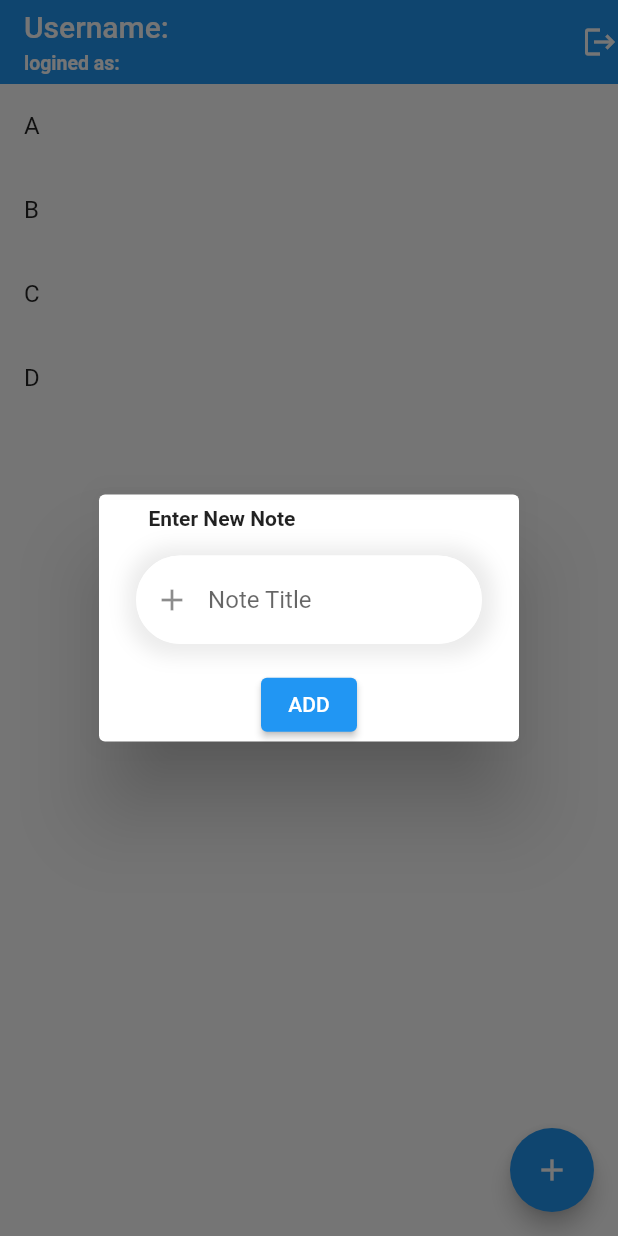
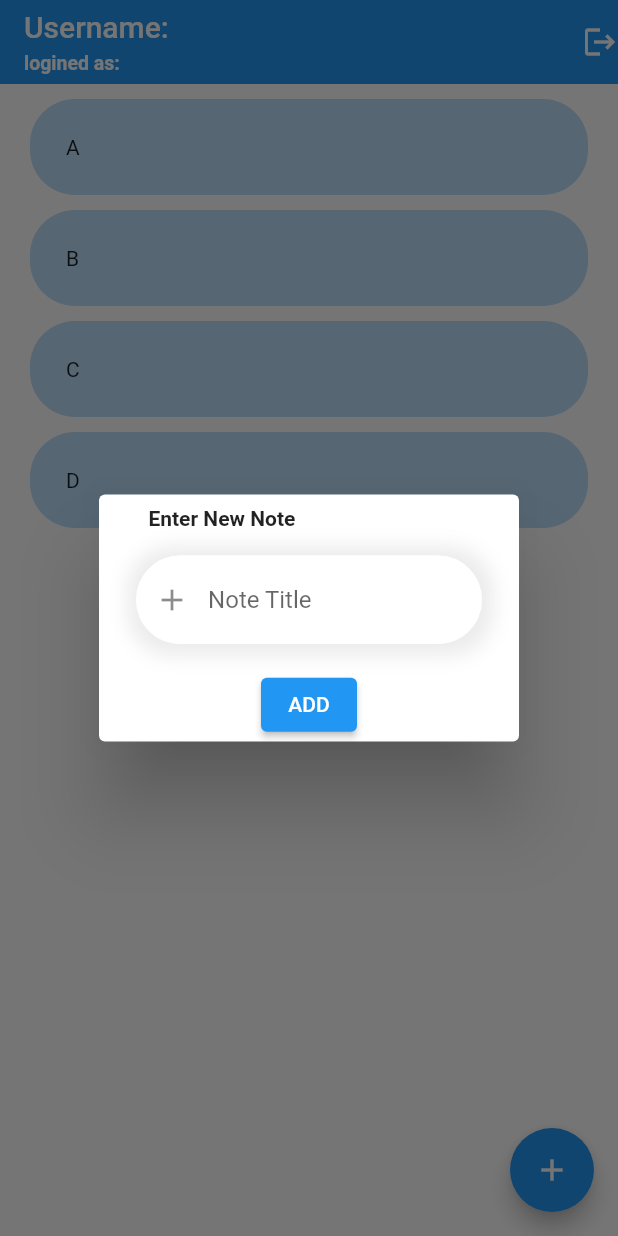
Before and after one commit to Rizanazer/online-notepad, a Flutter app: the screen it shows once a user with an empty profile is signed in, after a tap on the "add" icon, on a phone screen of 412 x 824 dp. Run offline on Flutter 3.47's test engine with Material 2 defaults, Android fonts, the phone set to English and light mode, and no system bars; our stand-ins replace cloud_firestore, firebase_auth, firebase_core; accounts and stored records are empty.

Commit message:
list view add done

```diff
--- a/lib/HomePage.dart
+++ b/lib/HomePage.dart
@@ -2,7 +2,9 @@
 import 'package:cloud_firestore/cloud_firestore.dart';
 import 'package:firebase_auth/firebase_auth.dart';
 import 'package:flutter/material.dart';
+import 'package:online_note/dialogbox.dart';
 import 'package:online_note/login.dart';
+import 'package:online_note/tile_.dart';
 
 final usersRef = FirebaseFirestore.instance.collection('user');
 late Size mediaquery;
@@ -64,6 +66,27 @@ class _HomePageState extends State<HomePage> {
     });
   }
 
+  //create new tile
+  void createNewtile() {
+    showDialog(
+        context: context,
+        builder: (context) {
+          return dialogbox(
+            controller: newfield,
+            ontap: addNewtile,
+          );
+        });
+  }
+
+  //add new tile
+  void addNewtile() {
+    setState(() {
+      myTiles.add([newfield.text]);
+      newfield.clear();
+    });
+    Navigator.of(context).pop();
+  }
+
   @override
   Widget build(BuildContext context) {
     mediaquery = MediaQuery.of(context).size;
@@ -100,62 +123,24 @@ class _HomePageState extends State<HomePage> {
           )
         ],
       ),
-      body: ReorderableListView(
-        children: [
-          for (final tile in myTiles)
-            ListTile(
-              key: ValueKey(tile),
-              title: Text(tile),
-            )
-        ],
-        onReorder: (oldIndex, newIndex) => updatemytile(oldIndex, newIndex),
+      body: ListView.builder(
+        itemCount: myTiles.length,
+        itemBuilder: (context, index) {
+          return tile_(taskname: myTiles[index][0], ontap: () {});
+        },
       ),
+      // body: ReorderableListView(
+      //   children: [
+      //     for (final tile in myTiles)
+      //       ListTile(
+      //         key: ValueKey(tile),
+      //         title: Text(tile),
+      //       )
+      //   ],
+      //   onReorder: (oldIndex, newIndex) => updatemytile(oldIndex, newIndex),
+      // ),
       floatingActionButton: FloatingActionButton(
-        onPressed: () {
-          showDialog(
-              context: context,
-              builder: (context) {
-                return Dialog(
-                    child: SizedBox(
-                  height: mediaquery.height * .2,
-                  width: mediaquery.width * .15,
-                  child: Column(
-                    crossAxisAlignment: CrossAxisAlignment.start,
-                    children: [
-                      SizedBox(
-                        height: mediaquery.height * .01,
-                      ),
-                      Padding(
-                        padding: EdgeInsets.only(left: mediaquery.width * .08),
-                        child: const Text(
-                          "Enter New Note",
-                          style: TextStyle(fontWeight: FontWeight.bold),
-                        ),
-                      ),
-                      SizedBox(
-                        height: mediaquery.height * .02,
-                      ),
-                      textfeild(
-                        name: "Note Title",
-                        condn: false,
-                        icon: Icons.add,
-                        controller: newfield,
-                      ),
-                      SizedBox(
-                        height: mediaquery.height * .02,
-                      ),
-                      Row(
-                        mainAxisAlignment: MainAxisAlignment.center,
-                        children: [
-                          ElevatedButton(
-                              onPressed: () {}, child: const Text("ADD")),
-                        ],
-                      )
-                    ],
-                  ),
-                ));
-              });
-        },
+        onPressed: createNewtile,
         tooltip: 'Increment',
         child: const Icon(Icons.add),
       ),
--- /dev/null
+++ b/lib/button.dart
@@ -0,0 +1,11 @@
+import 'package:flutter/material.dart';
+
+class mybuttons extends StatelessWidget {
+  VoidCallback? ontap;
+  mybuttons({super.key, required this.ontap});
+
+  @override
+  Widget build(BuildContext context) {
+    return ElevatedButton(onPressed: ontap, child: const Text("ADD"));
+  }
+}
--- /dev/null
+++ b/lib/dialogbox.dart
@@ -0,0 +1,59 @@
+import 'package:flutter/material.dart';
+import 'package:online_note/button.dart';
+
+import 'login.dart';
+
+late Size mediaquery;
+
+class dialogbox extends StatelessWidget {
+  final controller;
+  VoidCallback ontap;
+
+  dialogbox({super.key, required this.controller, required this.ontap});
+
+  @override
+  Widget build(BuildContext context) {
+    mediaquery = MediaQuery.of(context).size;
+    return Dialog(
+        child: SizedBox(
+      height: mediaquery.height * .2,
+      width: mediaquery.width * .15,
+      child: Column(
+        crossAxisAlignment: CrossAxisAlignment.start,
+        children: [
+          SizedBox(
+            height: mediaquery.height * .01,
+          ),
+          Padding(
+            padding: EdgeInsets.only(left: mediaquery.width * .08),
+            child: const Text(
+              "Enter New Note",
+              style: TextStyle(fontWeight: FontWeight.bold),
+            ),
+          ),
+          SizedBox(
+            height: mediaquery.height * .02,
+          ),
+          textfeild(
+            name: "Note Title",
+            condn: false,
+            icon: Icons.add,
+            controller: controller,
+          ),
+          SizedBox(
+            height: mediaquery.height * .02,
+          ),
+          Row(
+            mainAxisAlignment: MainAxisAlignment.center,
+            children: [
+              mybuttons(
+                ontap: ontap,
+              )
+            ],
+          )
+        ],
+      ),
+    ));
+    ;
+  }
+}
--- /dev/null
+++ b/lib/tile_.dart
@@ -0,0 +1,24 @@
+import 'package:flutter/material.dart';
+
+class tile_ extends StatelessWidget {
+  final String taskname;
+  Function()? ontap;
+  tile_({super.key, required this.taskname, required this.ontap});
+
+  @override
+  Widget build(BuildContext context) {
+    return Padding(
+      padding: const EdgeInsets.only(top: 10, left: 20, right: 20),
+      child: InkWell(
+        onTap: ontap,
+        // ignore: avoid_unnecessary_containers
+        child: Container(
+          decoration: BoxDecoration(
+              borderRadius: BorderRadius.circular(30), color: Colors.blue[100]),
+          padding: const EdgeInsets.all(24),
+          child: Text(taskname),
+        ),
+      ),
+    );
+  }
+}
```
